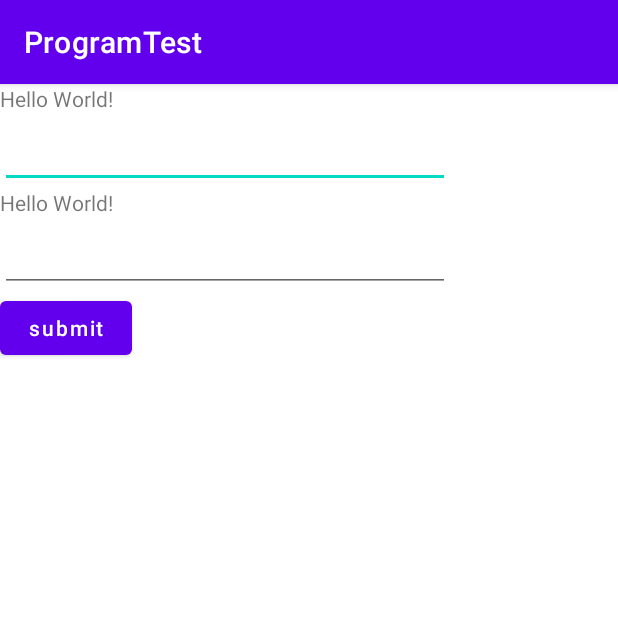
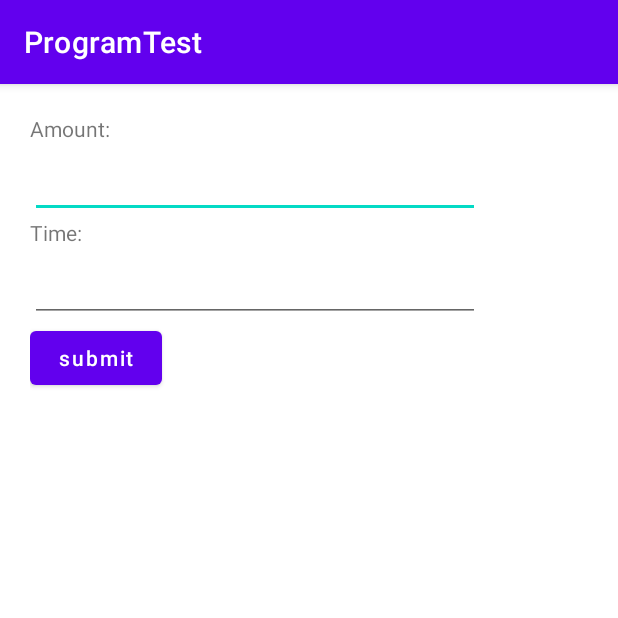
Before and after one commit to dongzhouT/ProgramTest, an Android app: the screen it shows after launch (MainActivity), on a phone screen of 412 x 824 dp, the top half of it. Run offline under Robolectric (Android 15) with nearby library versions, the phone set to English and light mode, and no system bars.

Commit message:
run on real device

```diff
--- a/app/src/main/java/com/sc/programtest/MainActivity.kt
+++ b/app/src/main/java/com/sc/programtest/MainActivity.kt
@@ -31,6 +31,7 @@ class MainActivity : AppCompatActivity(),View.OnClickListener {
         tvTime = findViewById(R.id.tv_time)
         edtAmount = findViewById(R.id.edt_amount)
         edtTime = findViewById(R.id.edt_time)
+        btnSubmit = findViewById(R.id.btn_submit)
         btnSubmit.setOnClickListener(this)
         edtAmount.addTextChangedListener(object :TextWatcher{
             override fun beforeTextChanged(s: CharSequence?, start: Int, count: Int, after: Int) {
--- a/app/src/main/java/com/sc/programtest/Utils.kt
+++ b/app/src/main/java/com/sc/programtest/Utils.kt
@@ -17,7 +17,7 @@ fun String.toTime():String{
         return ""
     }else{
         val value = this.toLongValue()
-        if(value>60){
+        if(value >= 60){
             return "${value/60}m${value%60}s"
         }else{
             return "${value%60}s"
--- a/app/src/main/res/layout/activity_main.xml
+++ b/app/src/main/res/layout/activity_main.xml
@@ -4,6 +4,7 @@
     xmlns:tools="http://schemas.android.com/tools"
     android:layout_width="match_parent"
     android:layout_height="match_parent"
+    android:padding="20dp"
     android:orientation="vertical"
     tools:context=".MainActivity">
 
@@ -11,7 +12,7 @@
         android:id="@+id/tv_amount"
         android:layout_width="wrap_content"
         android:layout_height="wrap_content"
-        android:text="Hello World!"
+        android:text="Amount:"
         app:layout_constraintLeft_toLeftOf="parent"
         app:layout_constraintRight_toRightOf="parent"
         app:layout_constraintTop_toTopOf="parent" />
@@ -19,12 +20,13 @@
         android:id="@+id/edt_amount"
         android:layout_width="300dp"
         android:layout_height="50dp"
+        android:inputType="number"
         />
     <TextView
         android:id="@+id/tv_time"
         android:layout_width="wrap_content"
         android:layout_height="wrap_content"
-        android:text="Hello World!"
+        android:text="Time:"
         app:layout_constraintLeft_toLeftOf="parent"
         app:layout_constraintRight_toRightOf="parent"
         app:layout_constraintTop_toTopOf="parent" />
@@ -32,6 +34,7 @@
         android:id="@+id/edt_time"
         android:layout_width="300dp"
         android:layout_height="50dp"
+        android:inputType="number"
         />
     <Button
         android:id="@+id/btn_submit"
--- a/app/src/main/res/layout/activity_result.xml
+++ b/app/src/main/res/layout/activity_result.xml
@@ -4,6 +4,7 @@
     xmlns:tools="http://schemas.android.com/tools"
     android:layout_width="match_parent"
     android:layout_height="match_parent"
+    android:padding="20dp"
     android:orientation="vertical"
     tools:context=".ResultActivity">
     <TextView
```
